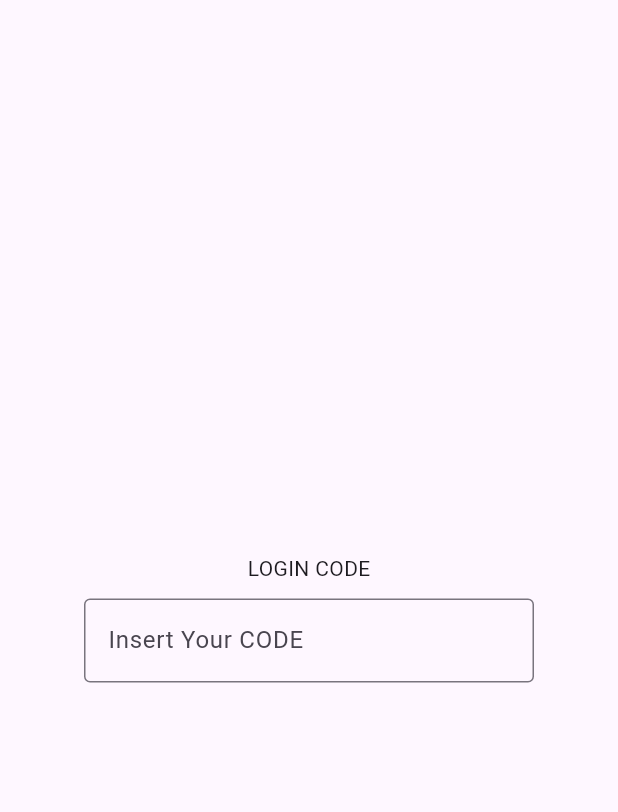
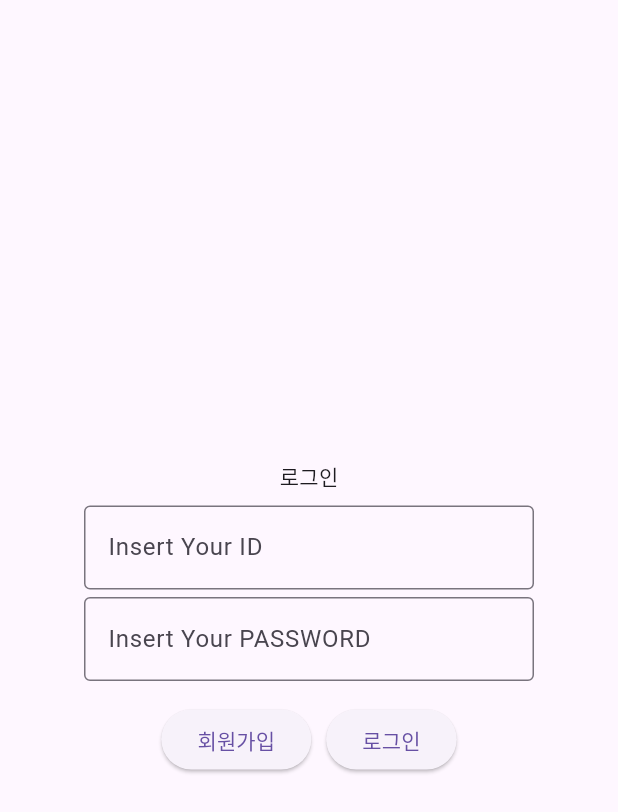
Before and after one commit to fftl/project_LawAlarm-front, a Flutter app: the screen it shows after launch, on a phone screen of 412 x 824 dp. Shown: the top 812 px of the screen. Run offline on Flutter 3.47's test engine with Material 3 defaults, Android fonts, the phone set to English and light mode, and no system bars; our stand-ins replace dio, get.

Commit message:
update : add folders, login_view, signup_view

```diff
--- a/analysis_options.yaml
+++ b/analysis_options.yaml
@@ -21,6 +21,9 @@ linter:
   # `// ignore_for_file: name_of_lint` syntax on the line or in the file
   # producing the lint.
   rules:
+    prefer_const_constructors: false
+    prefer_const_literals_to_create_immutables: false
+    prefer_const_constructors_in_immutables: false
     # avoid_print: false  # Uncomment to disable the `avoid_print` rule
     # prefer_single_quotes: true  # Uncomment to enable the `prefer_single_quotes` rule
 
--- a/lib/main_page.dart
+++ /dev/null
@@ -1,36 +0,0 @@
-import 'package:flutter/material.dart';
-
-class MainPage extends StatefulWidget{
-  const MainPage({super.key});
-
-
-  @override
-  _MainPageState createState() => _MainPageState();
-}
-
-class _MainPageState extends State<MainPage>{
-  @override
-  Widget build(BuildContext context){
-      return const Scaffold(
-        body:
-        Center(
-          child: Column(
-            mainAxisAlignment: MainAxisAlignment.center, // 중앙 정렬 추가
-            crossAxisAlignment: CrossAxisAlignment.center, // 가로 방향도 중앙 정렬
-            children: [
-              Text("LOGIN CODE"),
-              SizedBox(height: 10,),
-              SizedBox(
-                width: 300,
-                child: TextField(
-                  decoration: InputDecoration(
-                    border: OutlineInputBorder(),
-                    labelText: 'Insert Your CODE',
-                  )),
-              ),
-            ]
-            ),
-        ),
-      );
-  }
-}
--- /dev/null
+++ b/lib/views/login_view.dart
@@ -0,0 +1,65 @@
+import 'package:flutter/material.dart';
+import 'package:law_alarm_front/services/api_test.dart';
+import 'package:law_alarm_front/views/signUp_view.dart';
+
+class LoginView extends StatefulWidget{
+  const LoginView({super.key});
+
+  @override
+  _LoginViewState createState() => _LoginViewState();
+}
+
+class _LoginViewState extends State<LoginView>{
+
+  @override
+  Widget build(BuildContext context){
+      return Scaffold(
+        body:
+        Center(
+          child: Column(
+            mainAxisAlignment: MainAxisAlignment.center, // 중앙 정렬 추가
+            crossAxisAlignment: CrossAxisAlignment.center, // 가로 방향도 중앙 정렬
+            children: [
+              const Text("로그인"),
+              const SizedBox(height: 10,),
+              SizedBox(
+                width: 300,
+                child: TextField(
+                  decoration: InputDecoration(
+                    border: OutlineInputBorder(),
+                    labelText: 'Insert Your ID',
+                  )),
+              ),
+              const SizedBox(height: 5,),
+              SizedBox(
+                width: 300,
+                child: TextField(
+                  decoration: InputDecoration(
+                    border: OutlineInputBorder(),
+                    labelText: 'Insert Your PASSWORD',
+                  )),
+              ),
+              const SizedBox(height: 15,),
+              Row(
+                mainAxisAlignment: MainAxisAlignment.center, // 중앙 정렬 추가
+                crossAxisAlignment: CrossAxisAlignment.center, // 가로 방향도 중앙 정렬
+                children: [
+                  ElevatedButton(
+                    onPressed:(){
+                    Navigator.push(
+                      context,
+                      MaterialPageRoute(
+                        builder: (context) => const SignupView(),
+                        ));
+                  },
+                  child: Text("회원가입")),
+                  SizedBox(width:10),
+                  ElevatedButton(onPressed: login , child: Text("로그인")),
+                ]
+              )
+            ]
+            ),
+        ),
+      );
+  }
+}
--- a/pubspec.yaml
+++ b/pubspec.yaml
@@ -36,7 +36,7 @@ dependencies:
   # Use with the CupertinoIcons class for iOS style icons.
   cupertino_icons: ^1.0.8
   get: ^4.7.2
-  http: ^0.13.5
+  dio: ^5.8.0
 
 dev_dependencies:
   flutter_test:
```
Also changed, not shown: lib/main.dart (+3 -59 lines), lib/services/api_test.dart (added, +16 -0 lines), lib/views/landing_view.dart (renamed from lib/landing_page.dart, +7 -8 lines), lib/views/signUp_view.dart (added, +68 -0 lines), pubspec.lock, 125 other files.
